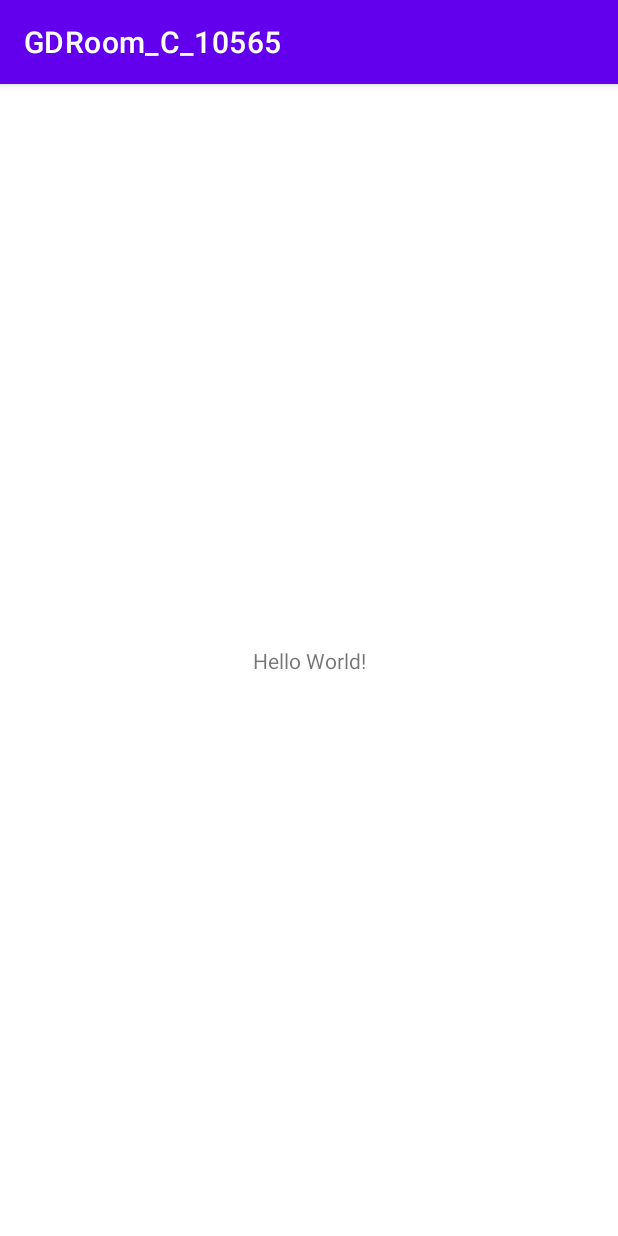
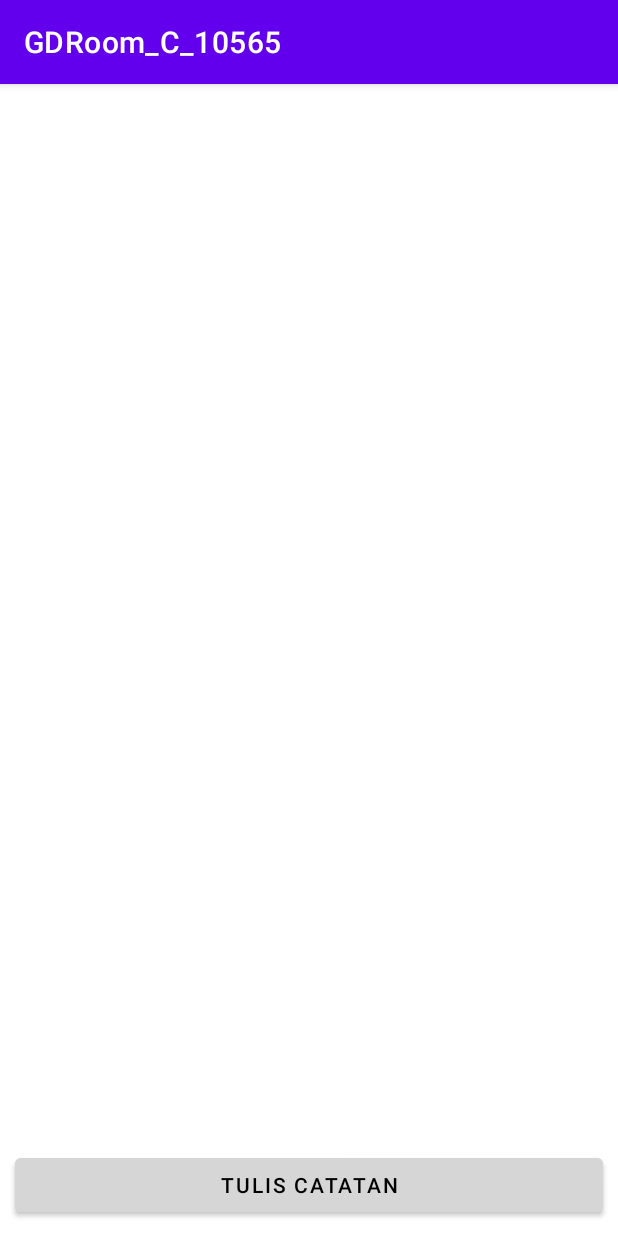
Before and after one commit to anitaharyodi/Praktikum-PBP-0565, an Android app: the screen it shows after launch (MainActivity), on a phone screen of 412 x 824 dp. Run offline under Robolectric (Android 15) with nearby library versions, the phone set to English and light mode, and no system bars.

Commit message:
GDRoom_C_10565

```diff
--- a/5/GDRoom_C_10565/app/src/main/AndroidManifest.xml
+++ b/5/GDRoom_C_10565/app/src/main/AndroidManifest.xml
@@ -14,6 +14,12 @@
         android:theme="@style/Theme.GDRoom_C_10565"
         tools:targetApi="31">
         <activity
+            android:name=".NoteAdapter"
+            android:exported="false" />
+        <activity
+            android:name=".EditActivity"
+            android:exported="false" />
+        <activity
             android:name=".MainActivity"
             android:exported="true">
             <intent-filter>
--- /dev/null
+++ b/5/GDRoom_C_10565/app/src/main/res/drawable/ic_delete.xml
@@ -0,0 +1,5 @@
+<vector android:height="24dp" android:tint="#000000"
+    android:viewportHeight="24" android:viewportWidth="24"
+    android:width="24dp" xmlns:android="http://schemas.android.com/apk/res/android">
+    <path android:fillColor="@android:color/white" android:pathData="M6,19c0,1.1 0.9,2 2,2h8c1.1,0 2,-0.9 2,-2V7H6v12zM19,4h-3.5l-1,-1h-5l-1,1H5v2h14V4z"/>
+</vector>
--- /dev/null
+++ b/5/GDRoom_C_10565/app/src/main/res/drawable/ic_edit.xml
@@ -0,0 +1,5 @@
+<vector android:height="24dp" android:tint="#000000"
+    android:viewportHeight="24" android:viewportWidth="24"
+    android:width="24dp" xmlns:android="http://schemas.android.com/apk/res/android">
+    <path android:fillColor="@android:color/white" android:pathData="M3,17.25V21h3.75L17.81,9.94l-3.75,-3.75L3,17.25zM20.71,7.04c0.39,-0.39 0.39,-1.02 0,-1.41l-2.34,-2.34c-0.39,-0.39 -1.02,-0.39 -1.41,0l-1.83,1.83 3.75,3.75 1.83,-1.83z"/>
+</vector>
--- a/5/GDRoom_C_10565/app/src/main/res/layout/activity_main.xml
+++ b/5/GDRoom_C_10565/app/src/main/res/layout/activity_main.xml
@@ -6,13 +6,25 @@
     android:layout_height="match_parent"
     tools:context=".MainActivity">
 
-    <TextView
-        android:layout_width="wrap_content"
+    <androidx.recyclerview.widget.RecyclerView
+        android:id="@+id/list_note"
+        android:layout_width="0dp"
+        android:layout_height="0dp"
+        app:layout_constraintBottom_toTopOf="@+id/button_create"
+        app:layout_constraintLeft_toLeftOf="parent"
+        app:layout_constraintRight_toRightOf="parent"
+        app:layout_constraintTop_toTopOf="parent"/>
+
+    <Button
+        android:id="@+id/button_create"
+        android:layout_width="0dp"
         android:layout_height="wrap_content"
-        android:text="Hello World!"
+        android:backgroundTint="@color/yellow"
+        android:textColor="@color/black"
+        android:text="Tulis Catatan"
+        app:layout_constraintStart_toStartOf="parent"
+        app:layout_constraintEnd_toEndOf="parent"
         app:layout_constraintBottom_toBottomOf="parent"
-        app:layout_constraintEnd_toEndOf="parent"
-        app:layout_constraintStart_toStartOf="parent"
-        app:layout_constraintTop_toTopOf="parent" />
+        android:layout_margin="10dp"/>
 
 </androidx.constraintlayout.widget.ConstraintLayout>
```
Also changed, not shown: 5/GDRoom_C_10565/app/src/main/java/com/example/gdroom_c_10565/EditActivity.kt (added, +11 -0 lines), 5/GDRoom_C_10565/app/src/main/java/com/example/gdroom_c_10565/NoteAdapter.kt (added, +53 -0 lines), 5/GDRoom_C_10565/app/src/main/res/layout/activity_edit.xml (added, +53 -0 lines), 5/GDRoom_C_10565/app/src/main/res/layout/activity_note_adapter.xml (added, +37 -0 lines).
